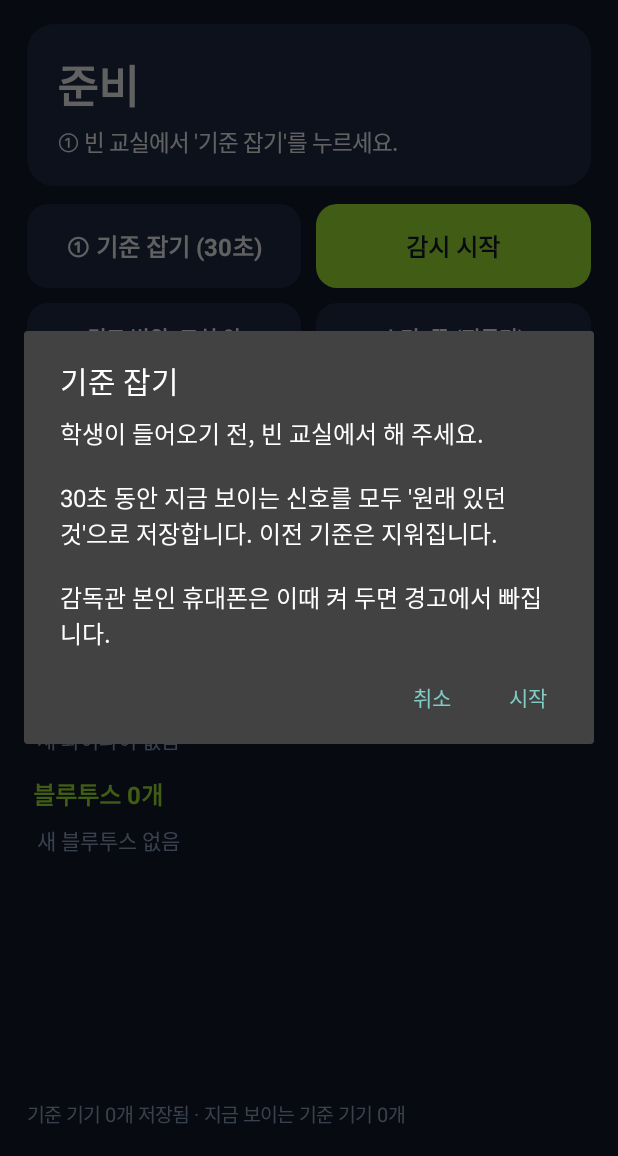
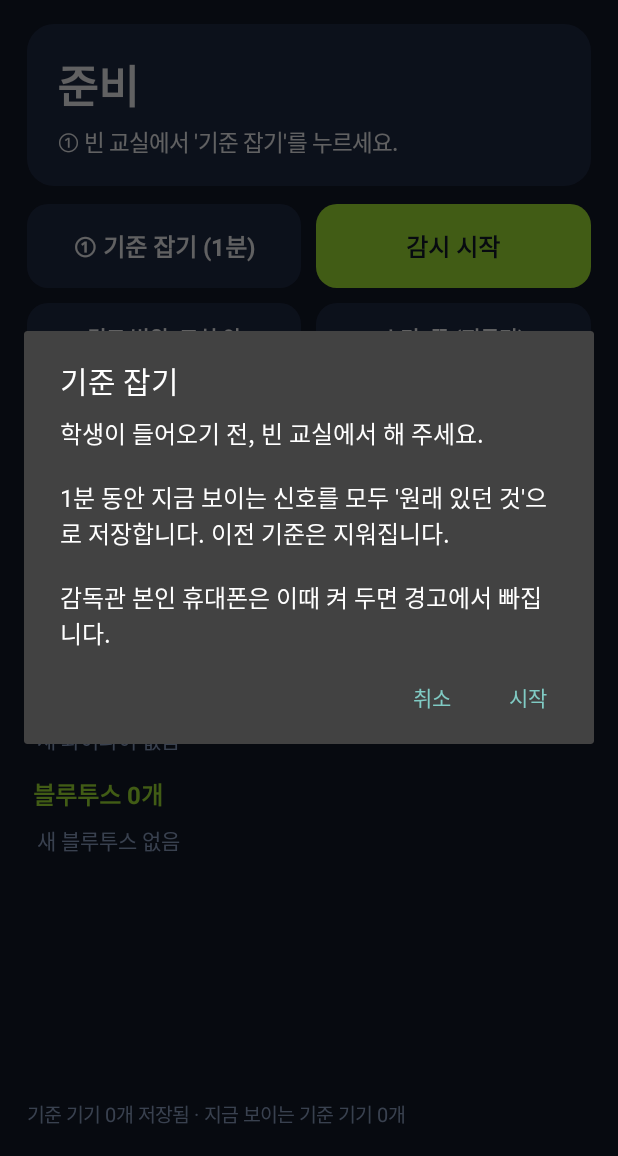
Before and after one commit to jaenamking1-collab/jjk, an Android app: the screen it shows after launch (MainActivity), after a tap on "감시 시작", on a phone screen of 412 x 824 dp, the part 80-1236 px from its top. Run offline under Robolectric (Android 15) with nearby library versions, the phone set to English and light mode, and no system bars.

Commit message:
시험감독 레이더 0.7: 기준 잡기 1분, 그동안 와이파이 15초 간격 4번 검색
Co-Authored-By: Claude Opus 5.5 <noreply@anthropic.com>
Claude-Session: https://claude.ai/code/session_01VxQgj5WTucrYaLb53EXKic

```diff
--- a/exam-radar/app/build.gradle
+++ b/exam-radar/app/build.gradle
@@ -7,8 +7,8 @@ android {
         applicationId 'kr.jjk.examradar'
         minSdk 26
         targetSdk 35
-        versionCode 6
-        versionName '0.6-beta'
+        versionCode 7
+        versionName '0.7-beta'
     }
     signingConfigs {
         release {
--- a/exam-radar/app/src/main/java/kr/jjk/examradar/MainActivity.java
+++ b/exam-radar/app/src/main/java/kr/jjk/examradar/MainActivity.java
@@ -63,7 +63,7 @@ import java.util.Set;
 
 /**
  * 시험감독 레이더 (베타)
- * 1) 기준 잡기: 빈 교실에서 30초 동안 보이는 와이파이·블루투스 신호를 '원래 있던 것'으로 저장
+ * 1) 기준 잡기: 빈 교실에서 1분 동안 보이는 와이파이·블루투스 신호를 '원래 있던 것'으로 저장
  * 2) 감시: 기준에 없던 신호가 가까이 나타나면 화면이 깜빡이고 진동
  * 3) 찾기: 항목을 누르면 대략 거리와 가까워짐/멀어짐을 실시간으로 표시
  */
@@ -74,7 +74,7 @@ public class MainActivity extends Activity {
             ORANGE = 0xFFFF4C02, SKY = 0xFF60A5FA, DIM = 0xFF8FA3C7;
 
     static final int MODE_IDLE = 0, MODE_BASELINE = 1, MODE_WATCH = 2;
-    static final int BASELINE_SECONDS = 30;
+    static final int BASELINE_SECONDS = 60;
     static final long GONE_MS = 45_000;      // 이만큼 안 보이면 사라진 것으로
     static final int REQ_PERM = 7;
 
@@ -622,7 +622,8 @@ public class MainActivity extends Activity {
             long now = System.currentTimeMillis();
             // 안드로이드 9(또는 검색 제한이 켜진 기기)는 2분에 4번만 검색된다.
             // 4초마다 쏘면 앞 16초에 다 쓰고 1분 40초를 기다리게 되니 30초 간격으로 고르게 나눈다.
-            long gap = (Build.VERSION.SDK_INT == 28 || wifiThrottled) ? 30_000 : 4_000;
+            // 기준 잡는 1분 동안은 15초 간격(4번)으로 나눠야 제한이 있어도 4번 모두 검색된다
+            long gap = mode == MODE_BASELINE ? 15_000 : (Build.VERSION.SDK_INT == 28 || wifiThrottled) ? 30_000 : 4_000;
             if (now - lastKick >= gap) { lastKick = now; kickWifiScan(); }
             // 안드로이드는 30분 넘게 돈 블루투스 검색을 느리게 만든다 → 20분마다 다시 시작
             if (ble != null && now - bleStartedAt > 20 * 60_000L) { stopBle(); startBle(); }
@@ -641,7 +642,7 @@ public class MainActivity extends Activity {
         if (!hasPerms()) { askPermissions(); return; }
         new AlertDialog.Builder(this)
                 .setTitle("기준 잡기")
-                .setMessage("학생이 들어오기 전, 빈 교실에서 해 주세요.\n\n30초 동안 지금 보이는 신호를 모두 '원래 있던 것'으로 저장합니다. 이전 기준은 지워집니다.\n\n감독관 본인 휴대폰은 이때 켜 두면 경고에서 빠집니다.")
+                .setMessage("학생이 들어오기 전, 빈 교실에서 해 주세요.\n\n1분 동안 지금 보이는 신호를 모두 '원래 있던 것'으로 저장합니다. 이전 기준은 지워집니다.\n\n감독관 본인 휴대폰은 이때 켜 두면 경고에서 빠집니다.")
                 .setPositiveButton("시작", (d, w) -> {
                     baseline.clear(); acked.clear(); devs.clear();
                     mode = MODE_BASELINE;
@@ -1176,7 +1177,7 @@ public class MainActivity extends Activity {
         main.addView(statusCard, sclp);
 
         LinearLayout r1 = hrow(dp(12));
-        btnBase = btn("① 기준 잡기 (30초)", NAVY2, WHITE);
+        btnBase = btn("① 기준 잡기 (1분)", NAVY2, WHITE);
         btnBase.setOnClickListener(v -> startBaseline());
         btnWatch = btn("② 감시 시작", LIME, NAVY);
         btnWatch.setOnClickListener(v -> toggleWatch());
@@ -1321,7 +1322,7 @@ public class MainActivity extends Activity {
     void showHelp() {
         new AlertDialog.Builder(this)
                 .setTitle("사용법")
-                .setMessage("① 학생 입실 전, 빈 교실에서 '기준 잡기'를 누릅니다(30초). 학교 공유기, 옆 반 기기, 감독관 폰이 '원래 있던 것'으로 저장됩니다.\n\n"
+                .setMessage("① 학생 입실 전, 빈 교실에서 '기준 잡기'를 누릅니다(1분). 학교 공유기, 옆 반 기기, 감독관 폰이 '원래 있던 것'으로 저장됩니다.\n\n"
                         + "② 끝나면 저절로 감시가 시작됩니다. 새 신호가 가까이 나타나면 화면이 깜빡이고 진동합니다.\n\n"
                         + "③ 목록에서 항목을 누르면 거리 화면이 나옵니다. 태블릿을 들고 걸으며 ▲(가까워짐)가 뜨는 쪽으로 가세요.\n\n"
                         + "④ 괜찮은 기기면 '무시'를 누르면 다시 경고하지 않습니다.\n\n"
```
Also changed, not shown: 2 other files.
